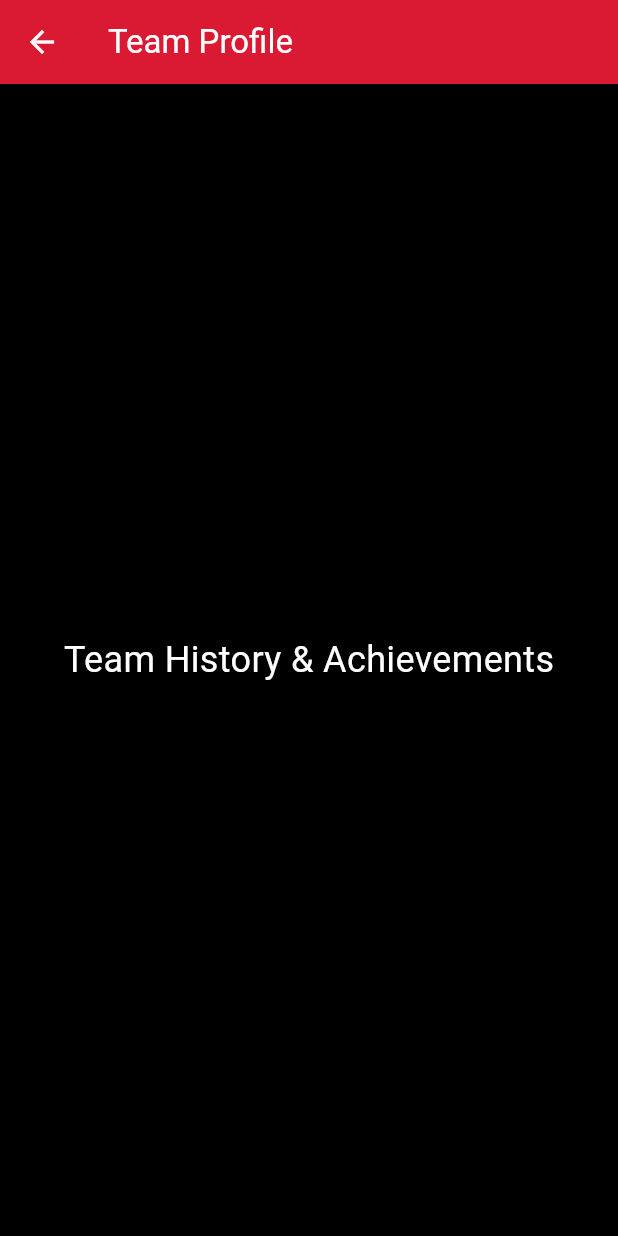
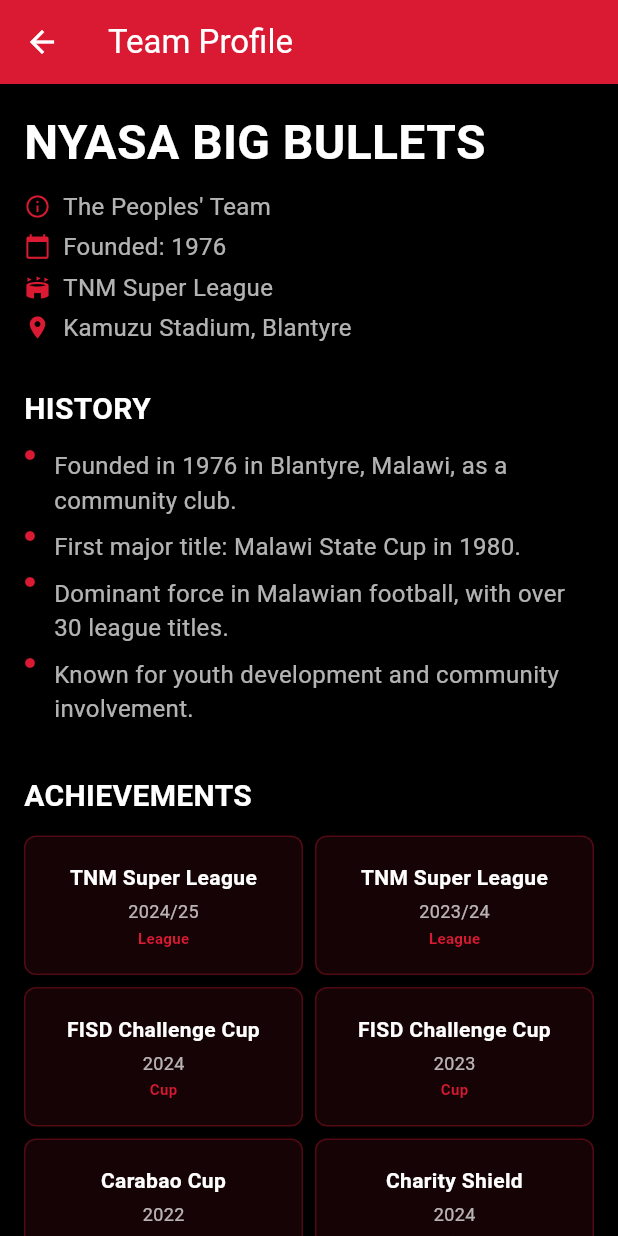
Before and after one commit to darlingson/maule-fan-app, a Flutter app: the TeamProfileScreen screen opened directly, on a phone screen of 412 x 824 dp. Run offline on Flutter 3.47's test engine with Material 3 defaults, Android fonts, the light colour scheme and no system bars; our stand-ins replace shared_preferences; accounts and stored records are empty.

Commit message:
feat(profile): add user and team profile screens
- Extract UserProfileScreen and TeamProfileScreen into separate files
- Implement detailed team profile with history and achievements
- Update main.dart imports for new screen locations

```diff
--- a/lib/main.dart
+++ b/lib/main.dart
@@ -2,6 +2,8 @@
 import 'package:maule_fan_app/presentation/screens/home_screen.dart';
 import 'package:maule_fan_app/presentation/screens/matches_screen.dart';
 import 'package:maule_fan_app/presentation/screens/players_screen.dart';
+import 'package:maule_fan_app/presentation/screens/team_profile_screen.dart';
+import 'package:maule_fan_app/presentation/screens/user_profile_screen.dart';
 import 'package:shared_preferences/shared_preferences.dart';
 
 void main() => runApp(MyApp());
@@ -209,47 +211,3 @@
     );
   }
 }
-
-class UserProfileScreen extends StatelessWidget {
-  const UserProfileScreen({super.key});
-
-  @override
-  Widget build(BuildContext context) {
-    return Scaffold(
-      backgroundColor: Colors.black,
-      appBar: AppBar(
-        title: const Text('User Profile'),
-        backgroundColor: const Color(0xFFDA1A32),
-        foregroundColor: Colors.white,
-      ),
-      body: const Center(
-        child: Text(
-          'Basic User App Config',
-          style: TextStyle(color: Colors.white, fontSize: 24),
-        ),
-      ),
-    );
-  }
-}
-
-class TeamProfileScreen extends StatelessWidget {
-  const TeamProfileScreen({super.key});
-
-  @override
-  Widget build(BuildContext context) {
-    return Scaffold(
-      backgroundColor: Colors.black,
-      appBar: AppBar(
-        title: const Text('Team Profile'),
-        backgroundColor: const Color(0xFFDA1A32),
-        foregroundColor: Colors.white,
-      ),
-      body: const Center(
-        child: Text(
-          'Team History & Achievements',
-          style: TextStyle(color: Colors.white, fontSize: 24),
-        ),
-      ),
-    );
-  }
-}
--- /dev/null
+++ b/lib/presentation/screens/team_profile_screen.dart
@@ -0,0 +1,216 @@
+import 'package:flutter/material.dart';
+
+class Achievement {
+  final String title;
+  final String year;
+  final String type;
+
+  const Achievement({
+    required this.title,
+    required this.year,
+    required this.type,
+  });
+}
+
+class TeamProfileScreen extends StatelessWidget {
+  const TeamProfileScreen({super.key});
+
+  @override
+  Widget build(BuildContext context) {
+    const String clubName = 'NYASA BIG BULLETS';
+    const String founded = '1976';
+    const String league = 'TNM Super League';
+    const String homeGround = 'Kamuzu Stadium, Blantyre';
+    const String nickname = 'The Peoples\' Team';
+
+    const List<String> historyHighlights = [
+      'Founded in 1976 in Blantyre, Malawi, as a community club.',
+      'First major title: Malawi State Cup in 1980.',
+      'Dominant force in Malawian football, with over 30 league titles.',
+      'Known for youth development and community involvement.',
+    ];
+
+    const List<Achievement> achievements = [
+      Achievement(title: 'TNM Super League', year: '2024/25', type: 'League'),
+      Achievement(title: 'TNM Super League', year: '2023/24', type: 'League'),
+      Achievement(title: 'FISD Challenge Cup', year: '2024', type: 'Cup'),
+      Achievement(title: 'FISD Challenge Cup', year: '2023', type: 'Cup'),
+      Achievement(title: 'Carabao Cup', year: '2022', type: 'Cup'),
+      Achievement(title: 'Charity Shield', year: '2024', type: 'Shield'),
+      Achievement(title: 'CAF Confederations Cup', year: '2019', type: 'International'),
+    ];
+
+    return Scaffold(
+      backgroundColor: Colors.black,
+      appBar: AppBar(
+        title: const Text(
+          'Team Profile',
+          style: TextStyle(color: Colors.white),
+        ),
+        backgroundColor: const Color(0xFFDA1A32),
+        foregroundColor: Colors.white,
+        elevation: 0,
+      ),
+      body: SingleChildScrollView(
+        padding: const EdgeInsets.all(16.0),
+        child: Column(
+          crossAxisAlignment: CrossAxisAlignment.start,
+          children: [
+            const Text(
+              clubName,
+              style: TextStyle(
+                color: Colors.white,
+                fontSize: 32,
+                fontWeight: FontWeight.bold,
+              ),
+            ),
+            const SizedBox(height: 8),
+            _buildInfoRow(Icons.info_outline, nickname),
+            _buildInfoRow(Icons.calendar_today, 'Founded: $founded'),
+            _buildInfoRow(Icons.stadium, league),
+            _buildInfoRow(Icons.location_on, homeGround),
+            const SizedBox(height: 24),
+
+            const Text(
+              'HISTORY',
+              style: TextStyle(
+                color: Colors.white,
+                fontSize: 20,
+                fontWeight: FontWeight.bold,
+              ),
+            ),
+            const SizedBox(height: 12),
+            ...historyHighlights.map(
+              (highlight) => Padding(
+                padding: const EdgeInsets.only(bottom: 8.0),
+                child: Row(
+                  crossAxisAlignment: CrossAxisAlignment.start,
+                  children: [
+                    const Icon(
+                      Icons.circle,
+                      color: Color(0xFFDA1A32),
+                      size: 8,
+                    ),
+                    const SizedBox(width: 12),
+                    Expanded(
+                      child: Text(
+                        highlight,
+                        style: const TextStyle(
+                          color: Colors.white70,
+                          fontSize: 16,
+                        ),
+                      ),
+                    ),
+                  ],
+                ),
+              ),
+            ),
+            const SizedBox(height: 24),
+
+            const Text(
+              'ACHIEVEMENTS',
+              style: TextStyle(
+                color: Colors.white,
+                fontSize: 20,
+                fontWeight: FontWeight.bold,
+              ),
+            ),
+            const SizedBox(height: 12),
+            GridView.builder(
+              shrinkWrap: true,
+              physics: const NeverScrollableScrollPhysics(),
+              gridDelegate: const SliverGridDelegateWithFixedCrossAxisCount(
+                crossAxisCount: 2,
+                childAspectRatio: 2 / 1,
+                crossAxisSpacing: 8,
+                mainAxisSpacing: 8,
+              ),
+              itemCount: achievements.length,
+              itemBuilder: (context, index) {
+                final achievement = achievements[index];
+                return Container(
+                  padding: const EdgeInsets.all(12),
+                  decoration: BoxDecoration(
+                    color: const Color(0xFFDA1A32).withOpacity(0.1),
+                    borderRadius: BorderRadius.circular(8),
+                    border: Border.all(
+                      color: const Color(0xFFDA1A32).withOpacity(0.3),
+                    ),
+                  ),
+                  child: Column(
+                    mainAxisAlignment: MainAxisAlignment.center,
+                    children: [
+                      Text(
+                        achievement.title,
+                        style: const TextStyle(
+                          color: Colors.white,
+                          fontSize: 14,
+                          fontWeight: FontWeight.bold,
+                        ),
+                        textAlign: TextAlign.center,
+                      ),
+                      const SizedBox(height: 4),
+                      Text(
+                        achievement.year,
+                        style: const TextStyle(
+                          color: Colors.white70,
+                          fontSize: 12,
+                        ),
+                      ),
+                      if (achievement.type.isNotEmpty) ...[
+                        const SizedBox(height: 2),
+                        Text(
+                          achievement.type,
+                          style: const TextStyle(
+                            color: Color(0xFFDA1A32),
+                            fontSize: 10,
+                            fontWeight: FontWeight.bold,
+                          ),
+                        ),
+                      ],
+                    ],
+                  ),
+                );
+              },
+            ),
+            const SizedBox(height: 24),
+
+            const Center(
+              child: Text(
+                'More to come...',
+                style: TextStyle(
+                  color: Colors.white70,
+                  fontSize: 14,
+                  fontStyle: FontStyle.italic,
+                ),
+              ),
+            ),
+          ],
+        ),
+      ),
+    );
+  }
+
+  Widget _buildInfoRow(IconData icon, String text) {
+    return Padding(
+      padding: const EdgeInsets.only(bottom: 4.0),
+      child: Row(
+        children: [
+          Icon(
+            icon,
+            color: const Color(0xFFDA1A32),
+            size: 18,
+          ),
+          const SizedBox(width: 8),
+          Text(
+            text,
+            style: const TextStyle(
+              color: Colors.white70,
+              fontSize: 16,
+            ),
+          ),
+        ],
+      ),
+    );
+  }
+}
--- /dev/null
+++ b/lib/presentation/screens/user_profile_screen.dart
@@ -0,0 +1,23 @@
+import 'package:flutter/material.dart';
+
+class UserProfileScreen extends StatelessWidget {
+  const UserProfileScreen({super.key});
+
+  @override
+  Widget build(BuildContext context) {
+    return Scaffold(
+      backgroundColor: Colors.black,
+      appBar: AppBar(
+        title: const Text('User Profile'),
+        backgroundColor: const Color(0xFFDA1A32),
+        foregroundColor: Colors.white,
+      ),
+      body: const Center(
+        child: Text(
+          'Basic User App Config',
+          style: TextStyle(color: Colors.white, fontSize: 24),
+        ),
+      ),
+    );
+  }
+}
```
